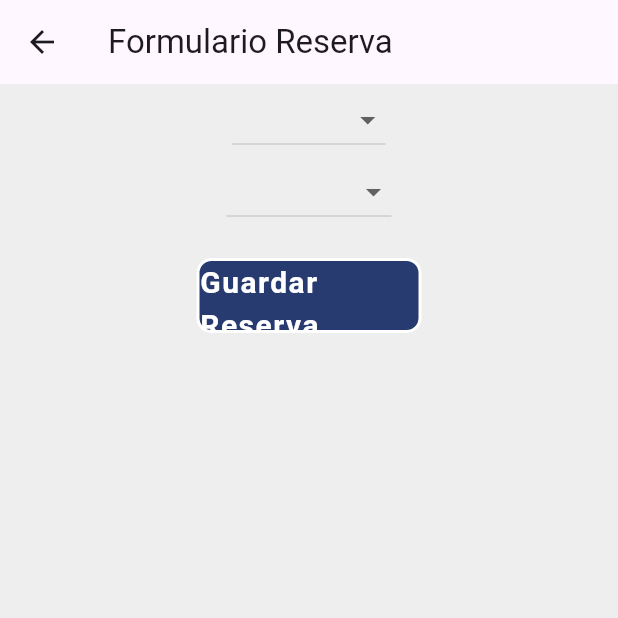
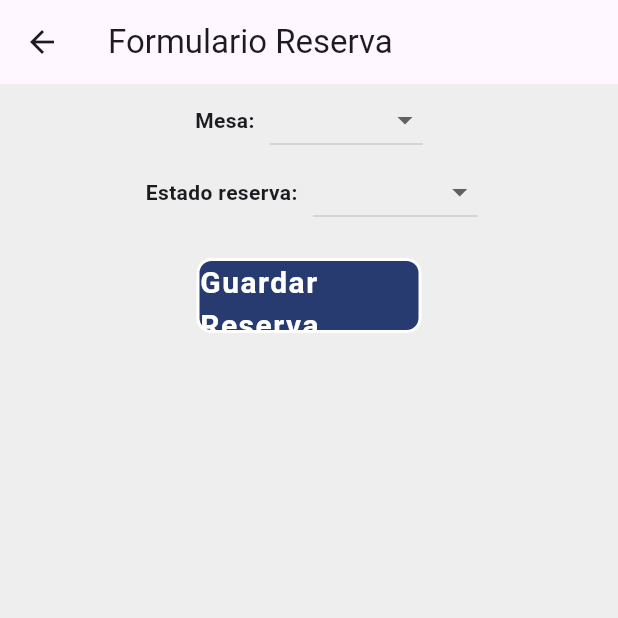
Before and after one commit to DanierC/App_Movil, a Flutter app: the ReservaAddEdit screen opened by its route, on a phone screen of 412 x 824 dp, the top half of it. Run offline on Flutter 3.47's test engine with Material 3 defaults, Android fonts, the phone set to English and light mode, and no system bars; drawn by our look-alikes of snippet_coder_utils; our stand-ins replace image_picker; accounts and stored records are empty.

Commit message:
Commit 31-Marz

```diff
--- a/appflutter/lib/config.dart
+++ b/appflutter/lib/config.dart
@@ -1,6 +1,6 @@
 class Config {
   static const String appName = "Niveles Club";
-  static const String apiURL = '192.168.1.11';
+  static const String apiURL = '192.168.1.10';
   static const inventarioAPI = "Inventario/";
   static const eventosAPI = "Eventos/";
   static const reservaAPI = "Reservas/";
--- a/appflutter/lib/pages/reserva/reserva_add_edit.dart
+++ b/appflutter/lib/pages/reserva/reserva_add_edit.dart
@@ -73,7 +73,16 @@ class _ReservaAddEditState extends State<ReservaAddEdit> {
         children: <Widget>[
           Container(
             alignment: Alignment.center,
-            child: DropdownButton<String>(
+            child:
+            Row(
+              mainAxisAlignment: MainAxisAlignment.center,
+              children: [
+              Text(
+              'Mesa:',
+              style: TextStyle(fontWeight: FontWeight.bold),
+              textAlign: TextAlign.right,
+            ),
+            SizedBox(width: 10),DropdownButton<String>(
               value: reservaModel!.ubicacion_Mesa,
               items: opciones['ubicacion_Mesa']?.map((e) => DropdownMenuItem(
                 value: e,
@@ -85,10 +94,21 @@ class _ReservaAddEditState extends State<ReservaAddEdit> {
                 });
               },
             ),
+              ],
+            ),
           ),
           Container(
             alignment: Alignment.center,
-            child: DropdownButton<String>(
+            child:
+            Row(
+              mainAxisAlignment: MainAxisAlignment.center,
+              children: [
+              Text(
+              'Estado reserva: ',
+              style: TextStyle(fontWeight: FontWeight.bold),
+              textAlign: TextAlign.right,
+            ),
+                SizedBox(width: 10), DropdownButton<String>(
               value: reservaModel!.estado_Reserva,
               items: opciones['estado_Reserva']?.map((e) => DropdownMenuItem(
                 value: e,
@@ -99,6 +119,8 @@ class _ReservaAddEditState extends State<ReservaAddEdit> {
                   reservaModel!.estado_Reserva = value;
                 });
               },
+            ),
+              ],
             ),
           ),
           const SizedBox(
```
